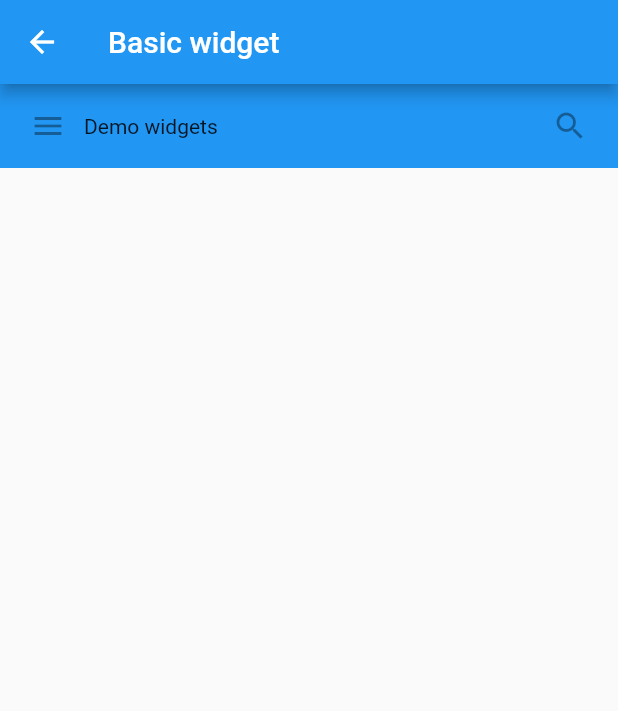
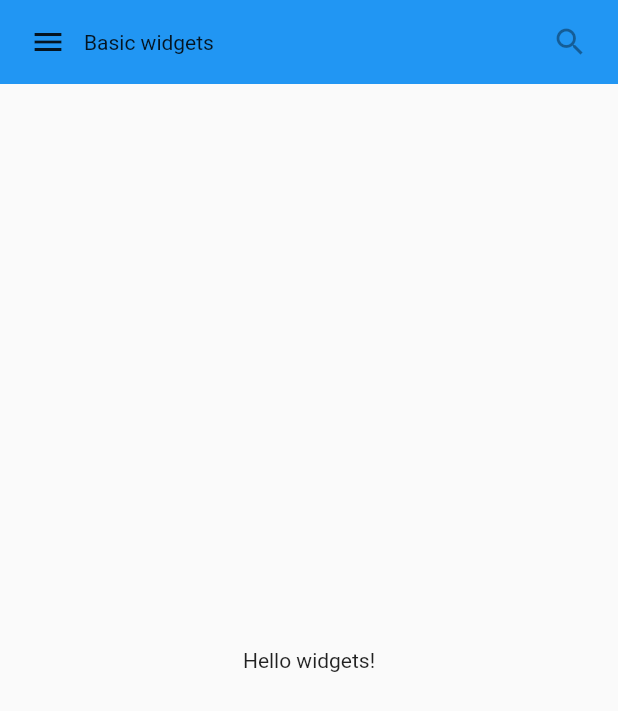
Before and after one commit to davidtran641/flutter-widget, a Flutter app: the screen it shows after launch, after a tap on "Basic widget", on a phone screen of 412 x 824 dp. Shown: the top 711 px of the screen. Run offline on Flutter 3.47's test engine with Material 2 defaults, Android fonts, the phone set to English and light mode, and no system bars.

```diff
--- a/flutter_widget/lib/widget_basic.dart
+++ b/flutter_widget/lib/widget_basic.dart
@@ -3,21 +3,46 @@ import 'package:flutter/material.dart';
 class BasicWidgetDemo extends StatelessWidget {
   @override
   Widget build(BuildContext context) {
-    return Scaffold(
-      appBar: AppBar(title: Text('Basic widget')),
-      body: Container(
+    return Material(
+      child: Column(
+        children: <Widget>[
+          MyAppBar(
+            title: Text('Basic widgets'),
+          )
+          ,
+          Expanded(
+            child: Center(
+              child: Text('Hello widgets!'),
+            ),
+          )
+        ],
+      ),
+    );
+  }
+}
+
+class MyAppBar extends StatelessWidget {
+  MyAppBar({this.title});
+
+  // Fields in a Widget subclass are always marked "final".
+
+  final Widget title;
+
+  @override
+  Widget build(BuildContext context) {
+    return Container(
       height: 56.0,
       padding: const EdgeInsets.symmetric(horizontal: 8.0),
       decoration: BoxDecoration(color: Colors.blue[500]),
       child: Row(
-          children: [
+        children: <Widget>[
           IconButton(
             icon: Icon(Icons.menu),
             tooltip: 'Navigation menu',
-              onPressed: null,
+            onPressed: () {},
           ),
           Expanded(
-              child: Text('Demo widgets'),
+            child: title,
           ),
           IconButton(
             icon: Icon(Icons.search),
@@ -26,7 +51,6 @@ class BasicWidgetDemo extends StatelessWidget {
           ),
         ],
       ),
-      ),
     );
   }
 }
```
Lines whose indentation alone changed are shown as unchanged.
